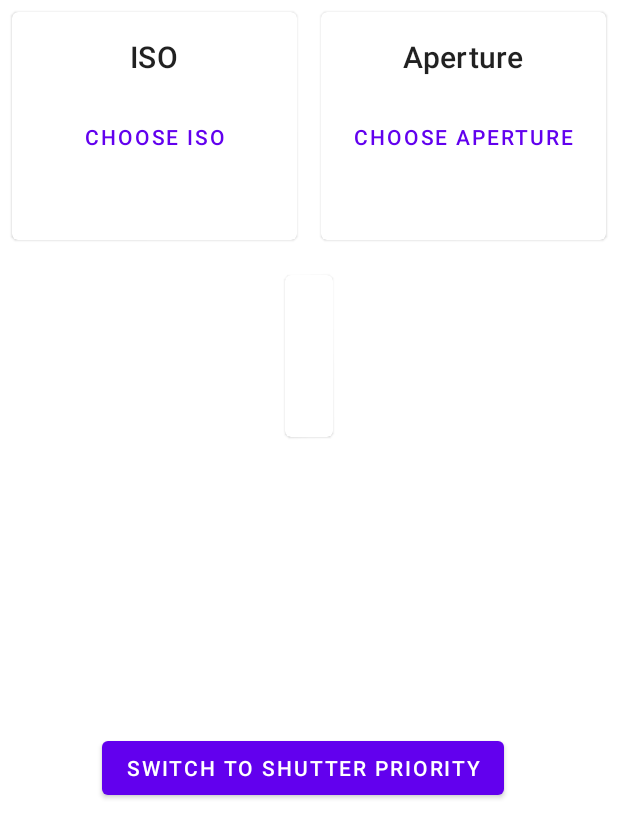
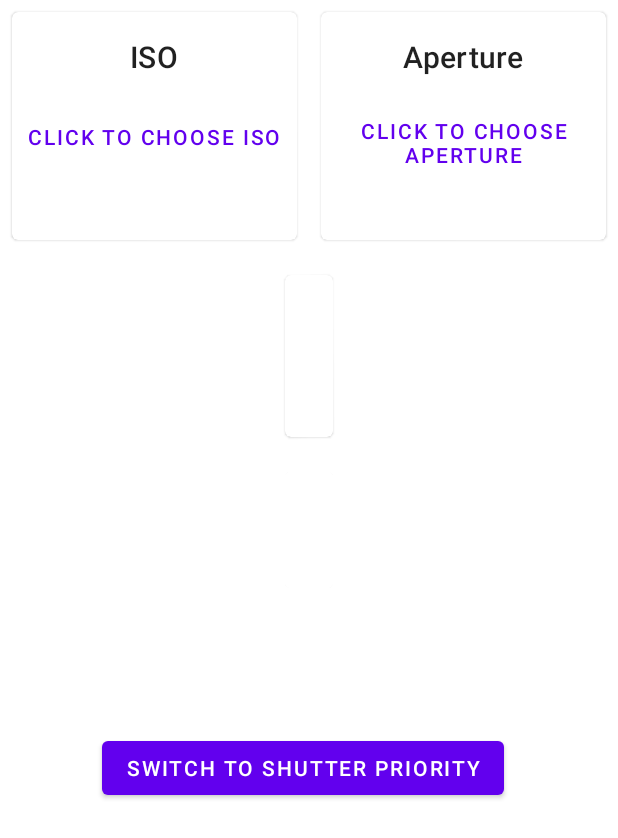
Before and after one commit to Jack-D1/LightMeter, an Android app: the layout activity_main.xml on its own in the app's theme, with its tools: preview values and no code run, on a phone screen of 412 x 824 dp. Shown: the top 838 px of the screen. Run offline under Robolectric (Android 15) with nearby library versions, the phone set to English and light mode, and no system bars.

Commit message:
Moving the calculated shutter speed into a CardView

```diff
--- a/app/src/main/java/com/jack/lightmeter/MainActivity.kt
+++ b/app/src/main/java/com/jack/lightmeter/MainActivity.kt
@@ -5,19 +5,21 @@ import android.hardware.Sensor
 import android.hardware.SensorEvent
 import android.hardware.SensorEventListener
 import android.hardware.SensorManager
+import android.os.Bundle
+import android.widget.Button
+import android.widget.PopupMenu
 import androidx.appcompat.app.AppCompatActivity
-import android.os.Bundle
-import android.widget.*
 import com.google.android.material.button.MaterialButton
 import com.google.android.material.textview.MaterialTextView
-import com.jack.lightmeter.R.*
+import com.jack.lightmeter.R.id
+import com.jack.lightmeter.R.layout
 
 class MainActivity : AppCompatActivity(), SensorEventListener {
     var sensorManager:SensorManager?= null
     var sensor:Sensor?=null
     var CameraObject:CameraSettings?=null
     // Shutter Speed Text Box
-    var ShutterSpeedText:TextView?=null
+    var ShutterSpeedText:MaterialTextView?=null
     // Lux Text Representation
     var LuxText:MaterialTextView?=null
     // EV Text
@@ -33,7 +35,7 @@ class MainActivity : AppCompatActivity(), SensorEventListener {
         }
         sensorManager = getSystemService(SENSOR_SERVICE) as SensorManager
         sensor = sensorManager?.getDefaultSensor(Sensor.TYPE_LIGHT)
-        ShutterSpeedText = findViewById(id.text)
+        ShutterSpeedText = findViewById(id.ShutterSpeedReading)
         LuxText = findViewById(id.text_lux)
         EVText = findViewById(id.text_ev)
         val exposeISODropdown = findViewById<MaterialButton>(R.id.expose_iso_dropdown_button)
--- a/app/src/main/res/layout/activity_main.xml
+++ b/app/src/main/res/layout/activity_main.xml
@@ -82,6 +82,7 @@
 
 
     <LinearLayout
+        android:id="@+id/ValuesLayout"
         android:layout_width="wrap_content"
         android:layout_height="wrap_content"
         android:layout_marginStart="126dp"
@@ -125,18 +126,36 @@
         </com.google.android.material.card.MaterialCardView>
     </LinearLayout>
 
-    <TextView
-        android:id="@+id/text"
-        android:layout_width="162dp"
-        android:layout_height="36dp"
-        android:text=""
-        app:layout_constraintBottom_toBottomOf="parent"
+    <LinearLayout
+        android:id="@+id/Reading"
+        android:layout_width="wrap_content"
+        android:layout_height="wrap_content"
+        android:layout_marginTop="15dp"
         app:layout_constraintEnd_toEndOf="parent"
-        app:layout_constraintHorizontal_bias="0.497"
         app:layout_constraintStart_toStartOf="parent"
-        app:layout_constraintTop_toTopOf="parent"
-        app:layout_constraintVertical_bias="0.582" />
+        app:layout_constraintTop_toBottomOf="@id/ValuesLayout">
 
+        <com.google.android.material.card.MaterialCardView
+            android:layout_width="wrap_content"
+            android:layout_height="wrap_content">
+
+            <LinearLayout
+                android:layout_width="match_parent"
+                android:layout_height="match_parent"
+                android:orientation="vertical">
+
+                <com.google.android.material.textview.MaterialTextView
+                    android:id="@+id/ShutterSpeedReading"
+                    style="@style/TextAppearance.MaterialComponents.Headline4"
+                    android:layout_width="wrap_content"
+                    android:layout_height="wrap_content"
+                    android:layout_gravity="center"
+                    android:layout_margin="16dp">
+
+                </com.google.android.material.textview.MaterialTextView>
+            </LinearLayout>
+        </com.google.android.material.card.MaterialCardView>
+    </LinearLayout>
 
     <Button
         android:id="@+id/ChangeSwitch"
--- a/app/src/main/res/values/strings.xml
+++ b/app/src/main/res/values/strings.xml
@@ -3,7 +3,7 @@
     <string name="iso_string">ISO</string>
     <string name="aperture_string">Aperture</string>
     <string name="shutter_string">Shutter Speed</string>
-    <string name="show_iso_dd">Choose ISO</string>
-    <string name="show_aperture_dd">Choose Aperture</string>
+    <string name="show_iso_dd">Click to Choose ISO</string>
+    <string name="show_aperture_dd">Click to Choose Aperture</string>
     <string name="change_mode_to_shutter_p">Switch to Shutter Priority</string>
 </resources>
```
